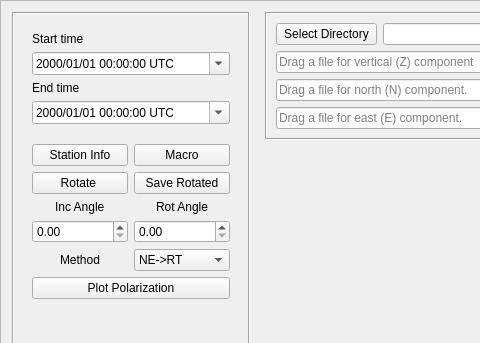
Before: the Qt Designer form isp/resources/designer_uis/Earthquake3CFrame.ui in ProjectISP/ISP, drawn with Qt 5; both pictures show x 0 to 480 and y 0 to 343 of the 1226 by 897 pixel window.
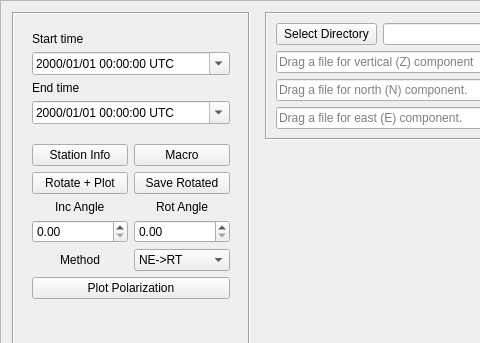
After: the same form once the commit is applied.

```diff
--- a/isp/resources/designer_uis/Earthquake3CFrame.ui
+++ b/isp/resources/designer_uis/Earthquake3CFrame.ui
@@ -213,7 +213,7 @@
             <string>Process, Rotate and Plot</string>
            </property>
            <property name="text">
-            <string>Rotate </string>
+            <string>Rotate + Plot</string>
            </property>
            <property name="shortcut">
             <string>R</string>
```
